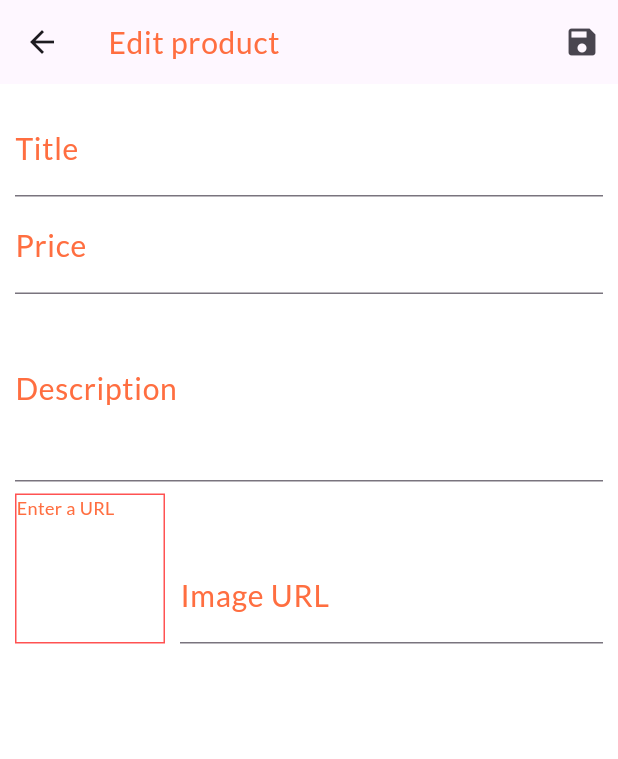
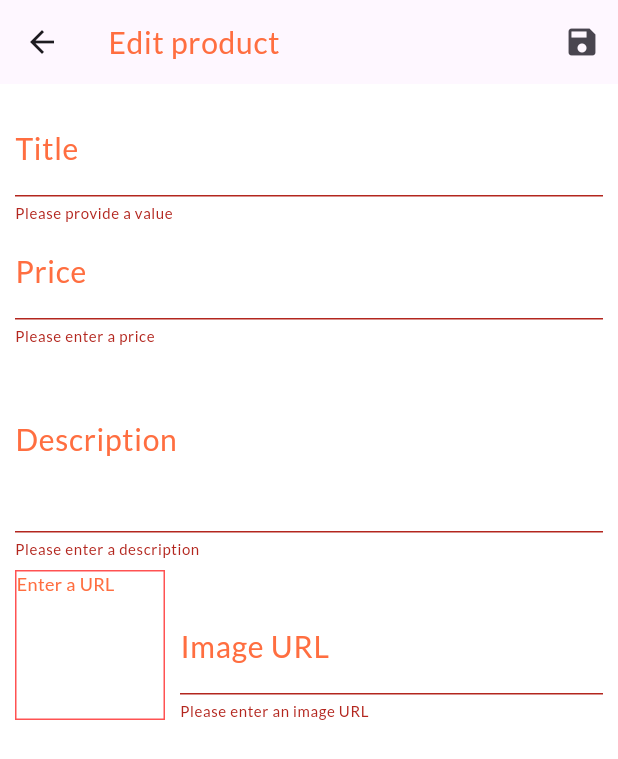
Before and after one commit to GarifullinII/shopapp, a Flutter app: the EditProductScreen screen opened by its route, after a tap on the "save" icon, on a phone screen of 412 x 824 dp. Shown: the top 759 px of the screen. Run offline on Flutter 3.47's test engine with Material 3 defaults, Android fonts, the phone set to English and light mode, and no system bars; network calls fail.

Commit message:
add checking for image

```diff
--- a/lib/screens/edit_product_screen.dart
+++ b/lib/screens/edit_product_screen.dart
@@ -16,7 +16,7 @@ class _EditProductScreenState extends State<EditProductScreen> {
   final _imageUrlController = TextEditingController();
   final _imageUrlFocusNode = FocusNode();
   final _form = GlobalKey<FormState>();
-  Product _editedProduct = Product(
+  late Product _editedProduct = Product(
     id: '',
     title: '',
     description: '',
@@ -42,12 +42,23 @@ class _EditProductScreenState extends State<EditProductScreen> {
 
   void _updateImageUrl() {
     if (!_imageUrlFocusNode.hasFocus) {
+      if ((!_imageUrlController.text.startsWith('http') &&
+              !_imageUrlController.text.startsWith('https')) ||
+          (!_imageUrlController.text.endsWith('.png') &&
+              !_imageUrlController.text.endsWith('.jpg') &&
+              !_imageUrlController.text.endsWith('.jpeg'))) {
+        return;
+      }
       setState(() {});
     }
   }
 
   void _saveForm() {
-    _form.currentState?.save();
+    final isValid = _form.currentState!.validate();
+    if (!isValid) {
+      return;
+    }
+    _form.currentState!.save();
   }
 
   @override
@@ -89,6 +100,12 @@ class _EditProductScreenState extends State<EditProductScreen> {
                     imageUrl: _editedProduct.imageUrl,
                   );
                 },
+                validator: (value) {
+                  if (value!.isEmpty) {
+                    return 'Please provide a value';
+                  }
+                  return null;
+                },
               ),
               TextFormField(
                 decoration: InputDecoration(
@@ -110,6 +127,18 @@ class _EditProductScreenState extends State<EditProductScreen> {
                     imageUrl: _editedProduct.imageUrl,
                   );
                 },
+                validator: (value) {
+                  if (value!.isEmpty) {
+                    return 'Please enter a price';
+                  }
+                  if (double.tryParse(value) == null) {
+                    return 'Please enter a valid number';
+                  }
+                  if (double.tryParse(value)! <= 0) {
+                    return 'Please enter a number greater than zero';
+                  }
+                  return null;
+                },
               ),
               TextFormField(
                 decoration: InputDecoration(
@@ -127,6 +156,15 @@ class _EditProductScreenState extends State<EditProductScreen> {
                     price: _editedProduct.price,
                     imageUrl: _editedProduct.imageUrl,
                   );
+                },
+                validator: (value) {
+                  if (value!.isEmpty) {
+                    return 'Please enter a description';
+                  }
+                  if (value.length < 10) {
+                    return 'Should be at least 10 characters long';
+                  }
+                  return null;
                 },
               ),
               Row(
@@ -174,6 +212,21 @@ class _EditProductScreenState extends State<EditProductScreen> {
                           imageUrl: value ?? 'Add an image',
                         );
                       },
+                      validator: (value) {
+                        if (value!.isEmpty) {
+                          return 'Please enter an image URL';
+                        }
+                        if (!value.startsWith('http') &&
+                            !value.startsWith('https')) {
+                          return 'Please enter a valid URL';
+                        }
+                        if (!value.endsWith('.png') &&
+                            !value.endsWith('.jpg') &&
+                            !value.endsWith('.jpeg')) {
+                          return 'Please enter a valid image URL';
+                        }
+                        return null;
+                      },
                     ),
                   ),
                 ],
```
